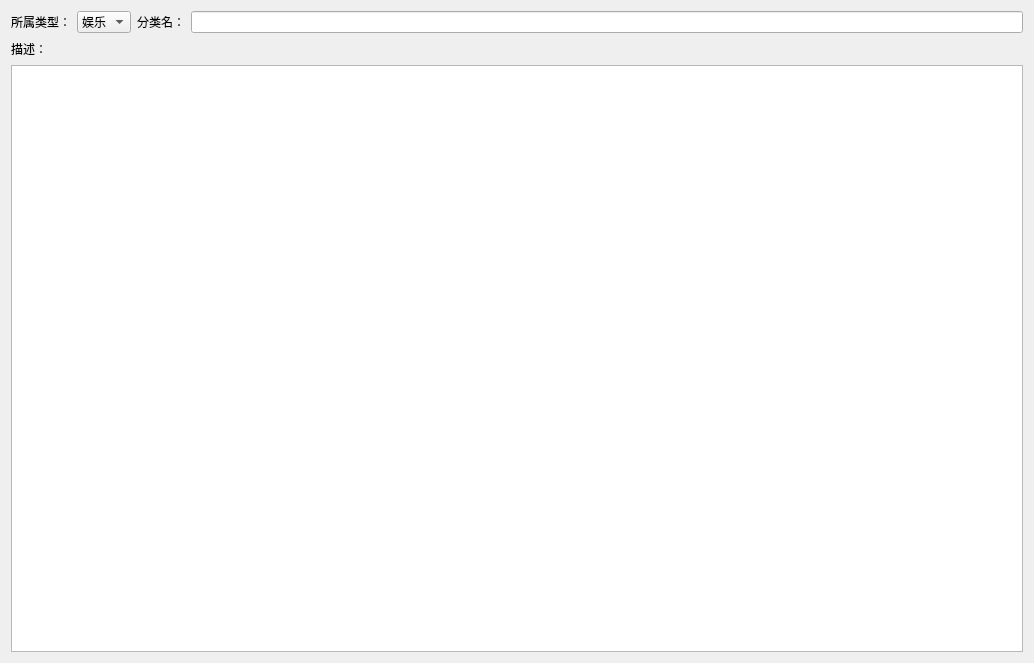
Above: netmanager/addnetgroup.ui from zhangjiacheng1991/netmanager before the change. Below: the same form after it.
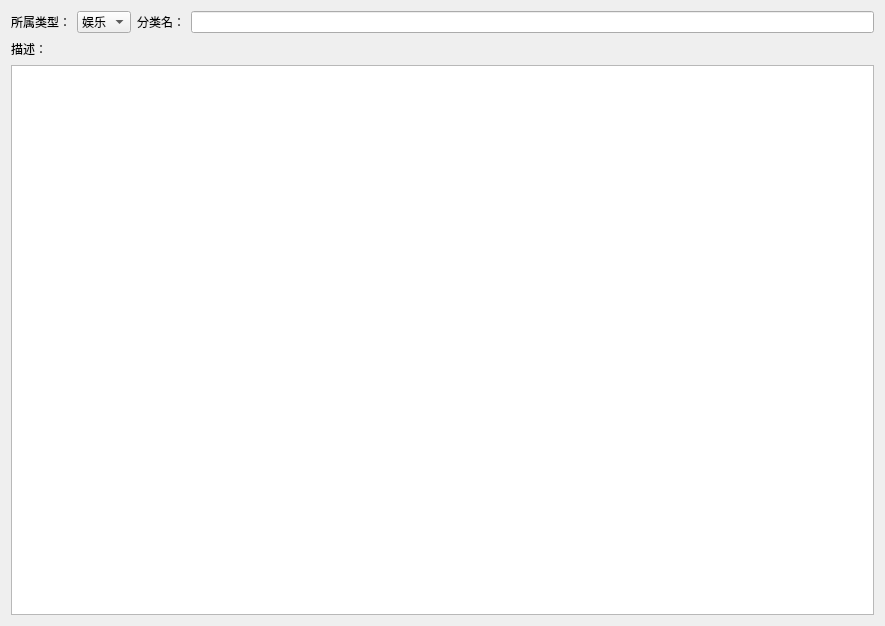
That is the form after the change.

Diff of the .ui file:
```diff
--- a/netmanager/addnetgroup.ui
+++ b/netmanager/addnetgroup.ui
@@ -6,8 +6,8 @@
    <rect>
     <x>0</x>
     <y>0</y>
-    <width>1034</width>
-    <height>663</height>
+    <width>885</width>
+    <height>626</height>
    </rect>
   </property>
   <property name="sizePolicy">
@@ -19,10 +19,8 @@
   <property name="windowTitle">
    <string>Form</string>
   </property>
-  <layout class="QVBoxLayout" name="verticalLayout_2">
-   <item>
-    <layout class="QVBoxLayout" name="verticalLayout">
-     <item>
+  <layout class="QGridLayout" name="gridLayout">
+   <item row="0" column="0">
       <layout class="QHBoxLayout" name="horizontalLayout">
        <item>
         <widget class="QLabel" name="label">
@@ -57,7 +55,7 @@
        </item>
       </layout>
      </item>
-     <item>
+   <item row="1" column="0">
       <layout class="QHBoxLayout" name="horizontalLayout_2">
        <item>
         <widget class="QLabel" name="label_3">
@@ -81,10 +79,15 @@
        </item>
       </layout>
      </item>
-    </layout>
-   </item>
-   <item>
-    <widget class="QListView" name="listView"/>
+   <item row="2" column="0">
+    <widget class="QListView" name="listView">
+     <property name="sizePolicy">
+      <sizepolicy hsizetype="Expanding" vsizetype="Expanding">
+       <horstretch>0</horstretch>
+       <verstretch>0</verstretch>
+      </sizepolicy>
+     </property>
+    </widget>
    </item>
   </layout>
  </widget>
```
Lines whose indentation alone changed are shown as unchanged.
